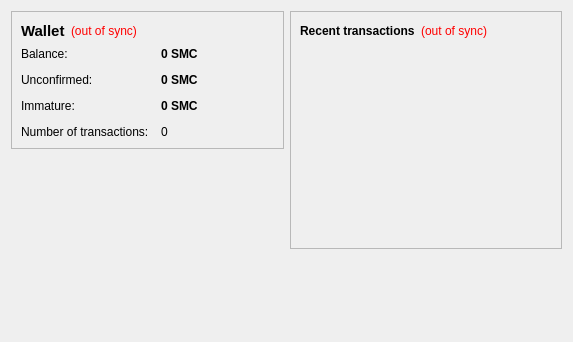
Old version of the form src/qt/forms/overviewpage.ui in the repository KrisKlip/gitcoin.
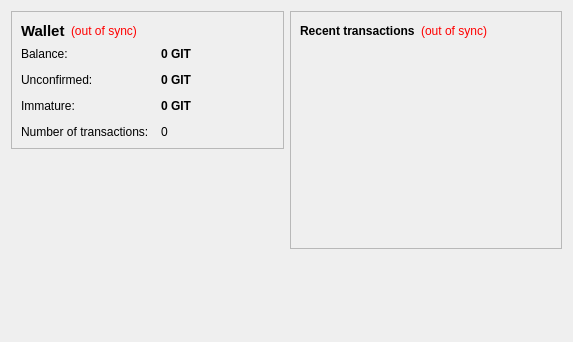
New version of the form.

```diff
--- a/src/qt/forms/overviewpage.ui
+++ b/src/qt/forms/overviewpage.ui
@@ -105,7 +105,7 @@
              <string>Your current balance</string>
             </property>
             <property name="text">
-             <string notr="true">0 SMC</string>
+             <string notr="true">0 GIT</string>
             </property>
             <property name="textInteractionFlags">
              <set>Qt::LinksAccessibleByMouse|Qt::TextSelectableByKeyboard|Qt::TextSelectableByMouse</set>
@@ -134,7 +134,7 @@
              <string>Total of transactions that have yet to be confirmed, and do not yet count toward the current balance</string>
             </property>
             <property name="text">
-             <string notr="true">0 SMC</string>
+             <string notr="true">0 GIT</string>
             </property>
             <property name="textInteractionFlags">
              <set>Qt::LinksAccessibleByMouse|Qt::TextSelectableByKeyboard|Qt::TextSelectableByMouse</set>
@@ -177,7 +177,7 @@
              <string>Mined balance that has not yet matured</string>
             </property>
             <property name="text">
-             <string notr="true">0 SMC</string>
+             <string notr="true">0 GIT</string>
             </property>
             <property name="textInteractionFlags">
              <set>Qt::LinksAccessibleByMouse|Qt::TextSelectableByKeyboard|Qt::TextSelectableByMouse</set>
```
Left out of the diff: 4 changed lines with no effect on the pictures.
